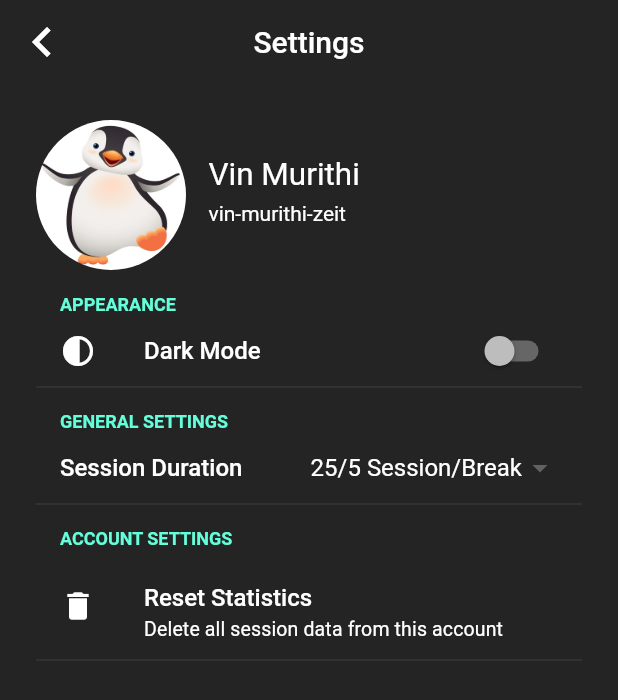
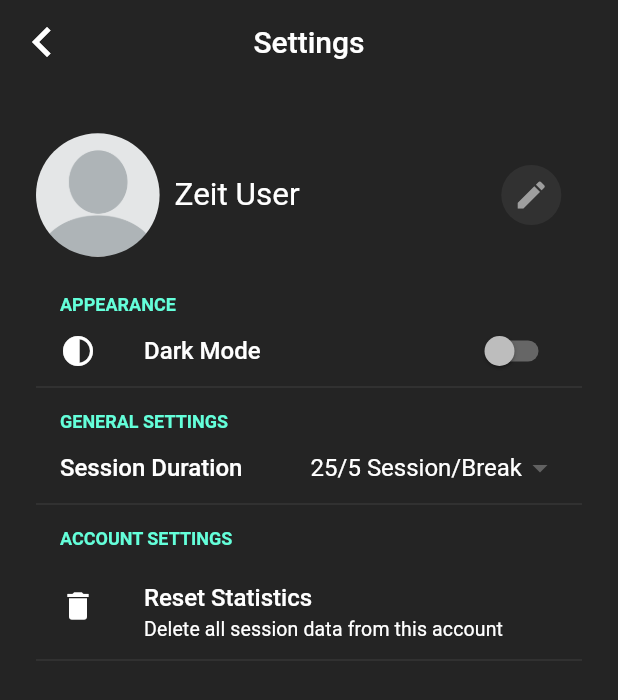
Before and after one commit to vin-murithi/zeit-prototype, a Flutter app: the SettingsPage screen opened directly, on a phone screen of 412 x 824 dp. Shown: the top 700 px of the screen. Run offline on Flutter 3.47's test engine with Material 2 defaults, Android fonts, the light colour scheme and no system bars; drawn by our look-alikes of flutter_settings_screens; our stand-ins replace audioplayers, pie_chart, table_calendar; statements that could not run were skipped.

Commit message:
more fizes on version 3.2

```diff
--- a/lib/screens/history/summary.dart
+++ b/lib/screens/history/summary.dart
@@ -82,8 +82,8 @@ class _SummaryState extends State<Summary> {
           String taskName = key.toString();
           double sessionTime = 0;
           taskSessions.forEach((element) {
-            sessionTime += (element['sessionDuration'] / 60);
-            totalHoursInvested += (element['sessionDuration'] / 60);
+            sessionTime += (element['sessionDuration'] / 3600);
+            totalHoursInvested += (element['sessionDuration'] / 3600);
           });
           setState(() {
             pieChartData[taskName] = sessionTime;
--- a/lib/screens/history/taskHistory.dart
+++ b/lib/screens/history/taskHistory.dart
@@ -66,7 +66,7 @@ class _TaskHistoryState extends State<TaskHistory> {
         sessionList.forEach(
           (element) {
             setState(() {
-              timeInvested += (element['sessionDuration'] / 60);
+              timeInvested += (element['sessionDuration'] / 3600);
             });
           },
         );
@@ -87,7 +87,7 @@ class _TaskHistoryState extends State<TaskHistory> {
     sessionsAndDurations.forEach((key, value) {
       DateTime sessionDate = DateUtils.dateOnly(key);
       if (sessionDate == selectedDate) {
-        tTimeInvested += (value / 60);
+        tTimeInvested += (value / 3600);
       }
     });
     setState(() {
--- a/lib/screens/history/tasks.dart
+++ b/lib/screens/history/tasks.dart
@@ -51,7 +51,7 @@ class _TasksState extends State<Tasks> {
         taskMap.forEach((key, value) {
           List taskSessions = value;
           taskSessions.forEach((element) {
-            taskAndDuration[key] = (element['sessionDuration'] / 60);
+            taskAndDuration[key] = (element['sessionDuration'] / 3600);
           });
         });
       });
@@ -77,7 +77,7 @@ class _TasksState extends State<Tasks> {
                   taskName = key;
                   taskSessions = value;
                   taskSessions.forEach((element) {
-                    totalHours += (element['sessionDuration'] / 60);
+                    totalHours += (element['sessionDuration'] / 3600);
                   });
                   sessionCount = taskSessions.isEmpty ? 0 : taskSessions.length;
                   taskData[taskName] = taskSessions.isEmpty ? {} : taskSessions;
--- a/lib/screens/home/home_screen.dart
+++ b/lib/screens/home/home_screen.dart
@@ -32,9 +32,7 @@ class _HomeScreenState extends State<HomeScreen> {
   bool taskListDisplayed = true;
   String taskInputFieldValue = '';
   int selectedTask = 0;
-  List taskList = [
-    'Default Task',
-  ];
+  List taskList = ['Default Task'];
   String? selectedTaskName;
 
   //Save new added task
@@ -83,7 +81,7 @@ class _HomeScreenState extends State<HomeScreen> {
       taskListMap = sortTaskMap(taskListMap);
       taskList = [];
       taskListMap.forEach((key, value) {
-        if (key != 'Default') {
+        if (key != 'Default Task') {
           setState(() {
             taskList.add(key);
             selectedTask = 0;
--- a/lib/screens/settings/settings.dart
+++ b/lib/screens/settings/settings.dart
@@ -62,6 +62,7 @@ class _SettingsPageState extends State<SettingsPage> {
 
   @override
   Widget build(BuildContext context) {
+    double deviceWidth = MediaQuery.of(context).size.width;
     return Scaffold(
       appBar: AppBar(
         elevation: 0,
@@ -129,30 +130,44 @@ class _SettingsPageState extends State<SettingsPage> {
             mainAxisAlignment: MainAxisAlignment.start,
             crossAxisAlignment: CrossAxisAlignment.center,
             children: [
-              const CircleAvatar(
+              SizedBox(
+                width: MediaQuery.of(context).size.width * 0.2,
+                child: const CircleAvatar(
                   radius: 50.0,
-                backgroundImage: AssetImage('assets/images/penguin.jpg'),
+                  backgroundImage: AssetImage('assets/images/user.png'),
                   backgroundColor: Colors.transparent,
                 ),
-              Padding(
+              ),
+              SizedBox(
+                width: MediaQuery.of(context).size.width * 0.35,
+                child: Padding(
                   padding: const EdgeInsets.fromLTRB(10, 0, 0, 0),
                   child: Column(
+                    mainAxisAlignment: MainAxisAlignment.spaceEvenly,
                     crossAxisAlignment: CrossAxisAlignment.start,
                     children: [
-                    Padding(
-                      padding: const EdgeInsets.fromLTRB(5, 0, 0, 5),
-                      child: Text(
-                        'Vin Murithi',
+                      Text(
+                        'Zeit User',
                         textScaleFactor: 1.5,
                       ),
-                    ),
-                    Padding(
-                      padding: const EdgeInsets.fromLTRB(5, 0, 0, 5),
-                      child: Text('vin-murithi-zeit'),
-                    ),
+                      // Text('Time for what matters'),
                     ],
                   ),
-              )
+                ),
+              ),
+              SizedBox(
+                width: MediaQuery.of(context).size.width * 0.3,
+                child: GestureDetector(
+                    onTap: (() {
+                      ScaffoldMessenger.of(context).showSnackBar(const SnackBar(
+                          content: Text('Profiles not yet supported')));
+                    }),
+                    child: Align(
+                        alignment: Alignment.centerRight,
+                        child: CircleAvatar(
+                            backgroundColor: Theme.of(context).shadowColor,
+                            child: Center(child: Icon(Icons.edit))))),
+              ),
             ],
           ),
         ],
```
Also changed, not shown: assets/images/user.png (added), 1 other file. Lines whose indentation alone changed are shown as unchanged.
